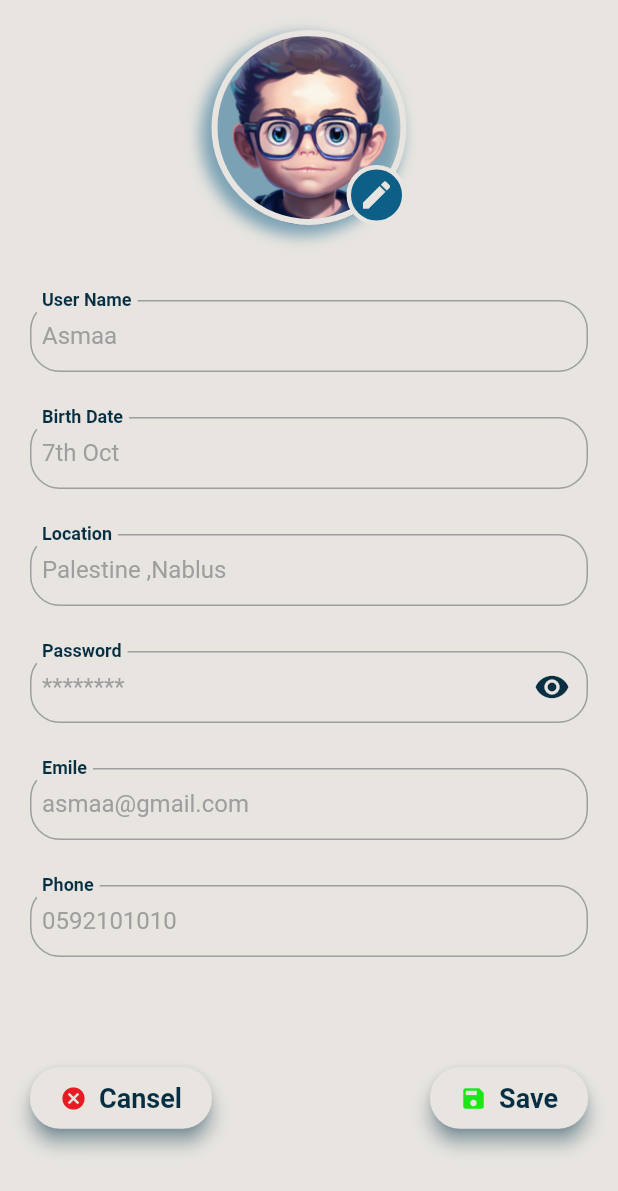
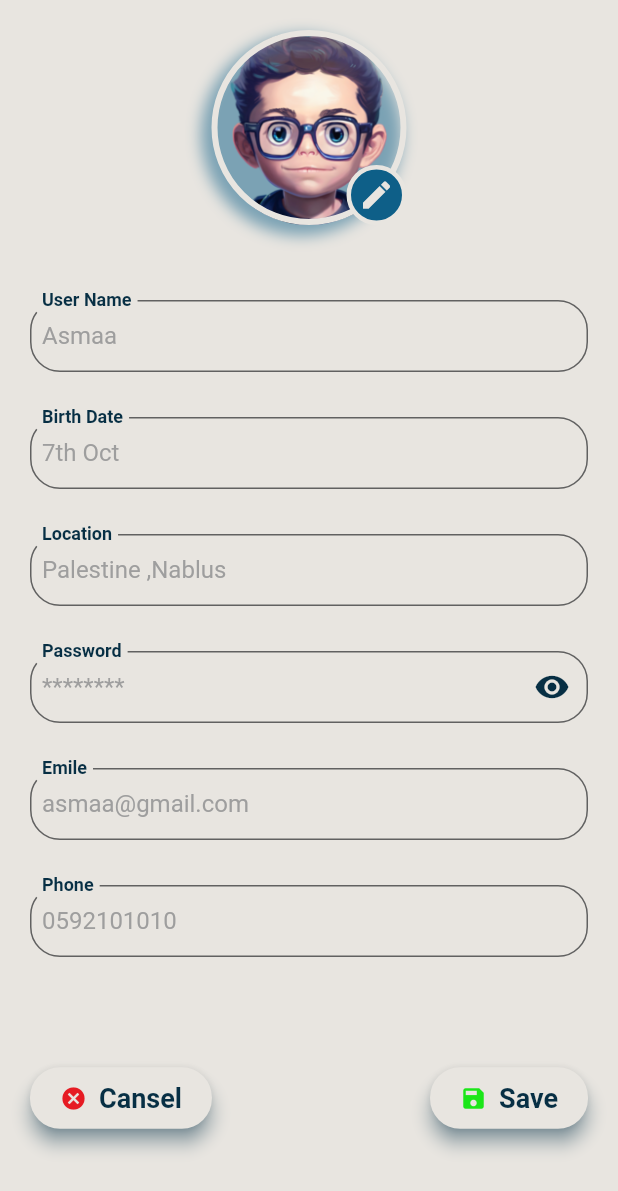
Before and after one commit to AsmaaSaleh1/Spectrum-speak, a Flutter app: the EditProfile screen opened directly, on a phone screen of 412 x 824 dp. Shown: the top 1191 px of the screen. Run offline on Flutter 3.47's test engine with Material 2 defaults, Android fonts, the phone set to English and light mode, and no system bars; our stand-ins replace circular_profile_avatar, font_awesome_flutter, google_fonts; Roboto replaces fonts that are missing (Tinos).

Commit message:
small edits for many file

```diff
--- a/lib/const.dart
+++ b/lib/const.dart
@@ -4,7 +4,8 @@ const Color kBlue= Color(0xff04b5e4);
 const Color kPrimary= Color(0xffE8E5E0);
 const Color kRed= Color(0xffE61B23);
 const Color kDarkBlue= Color(0xff0E5F88);
-const Color kYellow=Color(0xffF6EE04);
+const Color kYellow=Color(0xffFFC40C);//#F6EE04
+const Color kGreen=Color(0xff00A550);
 Color kDarkerColor = Color.fromARGB(
   kDarkBlue.alpha,  // Keep the alpha channel the same
   kDarkBlue.red ~/ 2, // Reduce the red component by half
--- a/lib/units/build_text_field.dart
+++ b/lib/units/build_text_field.dart
@@ -1,4 +1,3 @@
-
 import 'package:flutter/cupertino.dart';
 import 'package:flutter/material.dart';
 
@@ -13,13 +12,16 @@ Widget buildTextField(String labelText, String placeholder,
       decoration: InputDecoration(
         suffixIcon: isPasswordTextField
             ? IconButton(
-            onPressed: () {},
-            icon: Icon(
-              Icons.remove_red_eye,
-              color: kDarkerColor,
-            ))
+                onPressed: () {},
+                icon: Icon(
+                  Icons.remove_red_eye,
+                  color: kDarkerColor,
+                ))
             : null,
-        contentPadding: const EdgeInsets.only(bottom: 5, left: 8,),
+        contentPadding: const EdgeInsets.only(
+          bottom: 5,
+          left: 8,
+        ),
         labelText: labelText,
         labelStyle: TextStyle(
           fontSize: 16,
@@ -35,8 +37,8 @@ Widget buildTextField(String labelText, String placeholder,
         ),
         enabledBorder: OutlineInputBorder(
           borderRadius: BorderRadius.circular(20.0),
-          borderSide: const BorderSide(
-            color: Colors.grey,
+          borderSide: BorderSide(
+            color: Colors.grey.shade700,
           ),
         ),
         focusedBorder: OutlineInputBorder(
--- a/lib/widgets/parent_information.dart
+++ b/lib/widgets/parent_information.dart
@@ -1,7 +1,6 @@
 import 'package:flutter/cupertino.dart';
 import 'package:flutter/material.dart';
 import 'package:font_awesome_flutter/font_awesome_flutter.dart';
-import 'package:flutter/foundation.dart';
 
 import '../const.dart';
 
--- a/pubspec.yaml
+++ b/pubspec.yaml
@@ -65,7 +65,7 @@ flutter:
   assets:
     - images/prof.png
     - images/profile.jpg
-
+    - images/center.jpg
   # An image asset can refer to one or more resolution-specific "variants", see
   # https://flutter.dev/assets-and-images/#resolution-aware
 
```
Also changed, not shown: lib/main.dart (+5 -2 lines), images/center.jpg (added).
